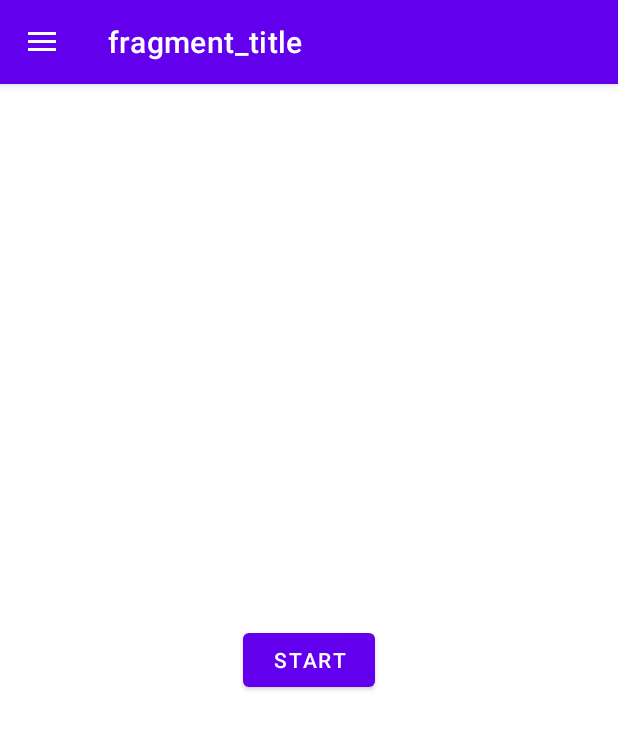
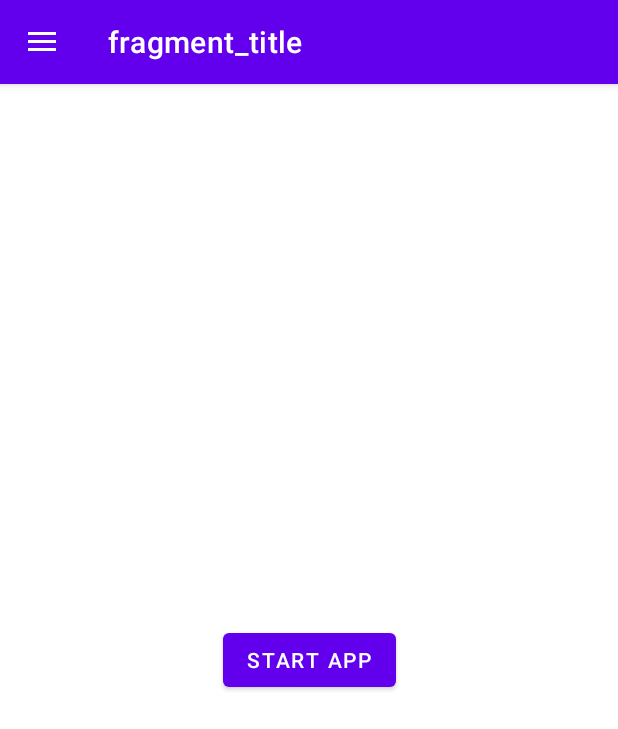
Before and after one commit to marcszeg/mobilHW, an Android app: the screen it shows after launch (MainActivity), on a phone screen of 412 x 824 dp. Shown: the top 729 px of the screen. Run offline under Robolectric (Android 15) with nearby library versions, the phone set to English and light mode, and no system bars; our stand-ins replace data binding, navigation-ui.

```diff
--- a/app/build.gradle
+++ b/app/build.gradle
@@ -52,11 +52,15 @@ dependencies {
     implementation "androidx.room:room-runtime:2.2.5"
     implementation 'androidx.legacy:legacy-support-v4:1.0.0'
     kapt "androidx.room:room-compiler:2.2.5"
+
     implementation "androidx.lifecycle:lifecycle-extensions:2.2.0"
     implementation "androidx.lifecycle:lifecycle-viewmodel-ktx:2.2.0"
+
     implementation "androidx.room:room-ktx:2.2.5"
+
     implementation "org.jetbrains.kotlinx:kotlinx-coroutines-core:1.3.7"
     implementation "org.jetbrains.kotlinx:kotlinx-coroutines-android:1.3.7"
+
     testImplementation 'junit:junit:4.+'
     androidTestImplementation 'androidx.test.ext:junit:1.1.2'
     androidTestImplementation 'androidx.test.espresso:espresso-core:3.3.0'
--- a/app/src/main/java/com/example/beadando/TitleFragment.kt
+++ b/app/src/main/java/com/example/beadando/TitleFragment.kt
@@ -14,7 +14,7 @@ class TitleFragment : Fragment() {
     override fun onCreateView(inflater: LayoutInflater, container: ViewGroup?, savedInstanceState: Bundle?): View? {
         val binding = DataBindingUtil.inflate<FragmentTitleBinding>(inflater, R.layout.fragment_title, container,false)
         binding.startButton.setOnClickListener {view: View ->
-            view.findNavController().navigate(TitleFragmentDirections.actionTitleFragmentToAppMainFragment())
+            view.findNavController().navigate(TitleFragmentDirections.actionTitleFragmentToAlbumsFragment())
         }
         return binding.root
     }
--- a/app/src/main/res/navigation/navigation.xml
+++ b/app/src/main/res/navigation/navigation.xml
@@ -11,8 +11,32 @@
         android:label="fragment_title"
         tools:layout="@layout/fragment_title" >
         <action
-            android:id="@+id/action_titleFragment_to_appMainFragment"
-            app:destination="@+id/appMainFragment" />
+            android:id="@+id/action_titleFragment_to_albumsFragment"
+            app:destination="@+id/albumsFragment" />
+    </fragment>
+
+    <fragment
+        android:id="@+id/albumsFragment"
+        android:name="com.example.beadando.albums.AlbumsFragment"
+        android:label="fragment_albums"
+        tools:layout="@layout/fragment_albums" >
+
+        <action
+            android:id="@+id/action_albumsFragment_to_addAlbumFragment"
+            app:destination="@+id/addAlbumFragment"/>
+    </fragment>
+
+    <fragment
+        android:id="@+id/addAlbumFragment"
+        android:name="com.example.beadando.addAlbum.AddAlbumFragment"
+        android:label="fragment_addAlbum"
+        tools:layout="@layout/fragment_add_album" >
+        <argument
+            android:name="addAlbumKey"
+            app:argType="long"/>
+        <action
+            android:id="@+id/action_addAlbumFragment_to_albumsFragment"
+            app:destination="@+id/albumsFragment" />
     </fragment>
 
     <fragment
--- a/app/src/main/res/values/strings.xml
+++ b/app/src/main/res/values/strings.xml
@@ -3,7 +3,9 @@
     <string name="add_your_name">Add your name</string>
     <string name="helloT">Hello there!</string>
     <string name="done">Done</string>
-    <string name="start">Start</string>
+    <string name="start">Start app</string>
     <string name="creator">Developed by Marcell Szegedi</string>
     <string name="developDate">2020</string>
+    <string name="cleared_message">All data cleared</string>
+    <string name="title">![CDATA[<h3>Your albums:</h3>]]</string>
 </resources>
```
Also changed, not shown: app/src/main/java/com/example/beadando/Util.kt (added, +31 -0 lines), app/src/main/java/com/example/beadando/addAlbum/AddAlbumFragment.kt (added, +45 -0 lines), app/src/main/java/com/example/beadando/addAlbum/AddAlbumViewModel.kt (added, +21 -0 lines), app/src/main/java/com/example/beadando/addAlbum/AddAlbumViewModelFactory.kt (added, +18 -0 lines), app/src/main/java/com/example/beadando/albums/AlbumsFragment.kt (added, +53 -0 lines), app/src/main/java/com/example/beadando/albums/AlbumsViewModel.kt (added, +55 -0 lines), app/src/main/java/com/example/beadando/albums/AlbumsViewModelFactory.kt (added, +21 -0 lines), app/src/main/java/com/example/beadando/database/Adatok.kt (deleted, +0 -12 lines), app/src/main/java/com/example/beadando/database/AlbumDatabase.kt (added, +50 -0 lines), app/src/main/java/com/example/beadando/database/Albums.kt (added, +18 -0 lines), app/src/main/java/com/example/beadando/database/AlbumsDatabaseDao.kt (added, +25 -0 lines), app/src/main/res/layout/fragment_add_album.xml (added, +22 -0 lines), app/src/main/res/layout/fragment_albums.xml (added, +22 -0 lines).
